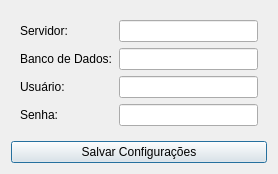
The window that UI/server_config_dialog.ui (WeldercrisRibeiro/SQLTools) describes before a commit, drawn with Qt 5.
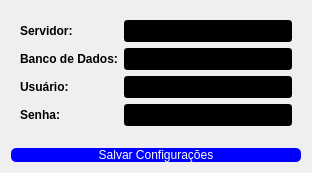
The same window after the commit.

What changed in the file:
```diff
--- a/UI/server_config_dialog.ui
+++ b/UI/server_config_dialog.ui
@@ -6,8 +6,8 @@
    <rect>
     <x>0</x>
     <y>0</y>
-    <width>278</width>
-    <height>167</height>
+    <width>312</width>
+    <height>173</height>
    </rect>
   </property>
   <property name="windowTitle">
@@ -19,36 +19,69 @@
      <layout class="QFormLayout" name="formLayout">
       <item row="0" column="0">
        <widget class="QLabel" name="labelServer">
+        <property name="styleSheet">
+         <string notr="true">font-weight: bold;</string>
+        </property>
         <property name="text">
          <string>Servidor:</string>
         </property>
        </widget>
       </item>
       <item row="0" column="1">
-       <widget class="QLineEdit" name="server_entry"/>
+       <widget class="QLineEdit" name="server_entry">
+        <property name="styleSheet">
+         <string notr="true">font-weight: bold;
+color: rgb(255, 255, 255);
+background-color: rgb(0, 0, 0);
+text-transform: uppercase;</string>
+        </property>
+       </widget>
       </item>
       <item row="1" column="0">
        <widget class="QLabel" name="labelDatabase">
+        <property name="styleSheet">
+         <string notr="true">font-weight: bold;</string>
+        </property>
         <property name="text">
          <string>Banco de Dados:</string>
         </property>
        </widget>
       </item>
       <item row="1" column="1">
-       <widget class="QLineEdit" name="database_entry"/>
+       <widget class="QLineEdit" name="database_entry">
+        <property name="styleSheet">
+         <string notr="true">font-weight: bold;
+color: rgb(255, 255, 255);
+background-color: rgb(0, 0, 0);
+text-transform: uppercase;</string>
+        </property>
+       </widget>
       </item>
       <item row="2" column="0">
        <widget class="QLabel" name="labelUsername">
+        <property name="styleSheet">
+         <string notr="true">font-weight: bold;</string>
+        </property>
         <property name="text">
          <string>Usuário:</string>
         </property>
        </widget>
       </item>
       <item row="2" column="1">
-       <widget class="QLineEdit" name="username_entry"/>
+       <widget class="QLineEdit" name="username_entry">
+        <property name="styleSheet">
+         <string notr="true">font-weight: bold;
+color: rgb(255, 255, 255);
+background-color: rgb(0, 0, 0);
+text-transform: uppercase;</string>
+        </property>
+       </widget>
       </item>
       <item row="3" column="0">
        <widget class="QLabel" name="labelPassword">
+        <property name="styleSheet">
+         <string notr="true">font-weight: bold;</string>
+        </property>
         <property name="text">
          <string>Senha:</string>
         </property>
@@ -56,6 +89,12 @@
       </item>
       <item row="3" column="1">
        <widget class="QLineEdit" name="password_entry">
+        <property name="styleSheet">
+         <string notr="true">font-weight: bold;
+color: rgb(255, 255, 255);
+background-color: rgb(0, 0, 0);
+text-transform: uppercase;</string>
+        </property>
         <property name="echoMode">
          <enum>QLineEdit::Password</enum>
         </property>
@@ -66,6 +105,11 @@
    </item>
    <item>
     <widget class="QPushButton" name="save_button">
+     <property name="styleSheet">
+      <string notr="true">background-color: blue; color: white;
+border-radius: 5px;
+font: 75 8pt &quot;MS Shell Dlg 2&quot;;</string>
+     </property>
      <property name="text">
       <string>Salvar Configurações</string>
      </property>
```
